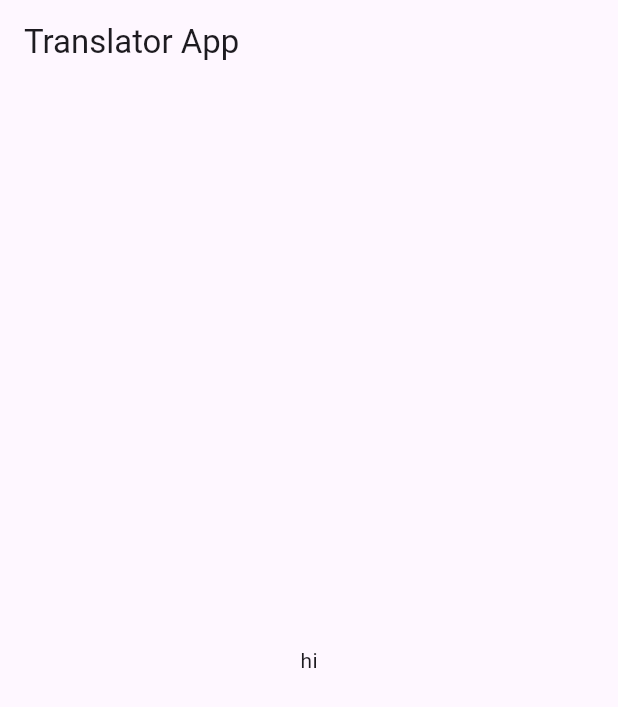
After one commit to IAMMGOD/OmniTranslator, a Flutter app: the screen it shows after launch, on a phone screen of 412 x 824 dp. The commit adds this screen. Shown: the top 707 px of the screen. Run offline on Flutter 3.47's test engine with Material 3 defaults, Android fonts, the phone set to English and light mode, and no system bars; missing offline and left inert: flutter_overlay_window, translator.

Commit message:
2nd commit

```diff
--- a/lib/main.dart
+++ b/lib/main.dart
@@ -1,6 +1,7 @@
 import 'package:flutter/material.dart';
+import 'package:omni/screens/home_screen.dart';
 
-import 'language_translation.dart';
+import '';
 
 void main() {
   runApp(const MyApp());
@@ -15,7 +16,7 @@ class MyApp extends StatelessWidget {
     return MaterialApp(
       title: 'Omni',
         debugShowCheckedModeBanner: false,
-      home:LanguageTranslation(),
+      home:HomeScreen(),
     );
   }
 }
--- /dev/null
+++ b/lib/screens/home_screen.dart
@@ -0,0 +1,29 @@
+import 'package:flutter/material.dart';
+import '../services/overlay_manager.dart';
+import '../services/clipboard_monitor.dart';
+
+class HomeScreen extends StatefulWidget {
+  @override
+  _HomeScreenState createState() => _HomeScreenState();
+}
+
+class _HomeScreenState extends State<HomeScreen> {
+  @override
+  void initState() {
+    super.initState();
+    // OverlayManager.startOverlay();
+    // ClipboardMonitor.startMonitoring();
+  }
+
+  @override
+  Widget build(BuildContext context) {
+    return Scaffold(
+      appBar: AppBar(
+        title: Text('Translator App'),
+      ),
+      body: Center(
+        child: Text('hi'),
+      ),
+    );
+  }
+}
--- a/lib/language_translation.dart
+++ b/lib/services/language_service.dart
@@ -1,6 +1,6 @@
 import 'package:flutter/material.dart';
 import 'package:translator/translator.dart';
-import 'languages.dart';
+import '../languages.dart';
 
 class LanguageTranslation extends StatefulWidget {
   const LanguageTranslation({super.key});
--- a/pubspec.yaml
+++ b/pubspec.yaml
@@ -36,6 +36,8 @@ dependencies:
   # Use with the CupertinoIcons class for iOS style icons.
   cupertino_icons: ^1.0.8
   translator: ^1.0.0
+  flutter_overlay_window: ^0.4.5
+  clipboard_watcher: ^0.2.1
 
 dev_dependencies:
   flutter_test:
```
Also changed, not shown: lib/overlay_entry_point.dart (added, +7 -0 lines), lib/services/clipboard_monitor.dart (added, +40 -0 lines), lib/services/overlay_manager.dart (added, +30 -0 lines), lib/widgets/overlay_widget.dart (added, +33 -0 lines), pubspec.lock, 6 other files.
